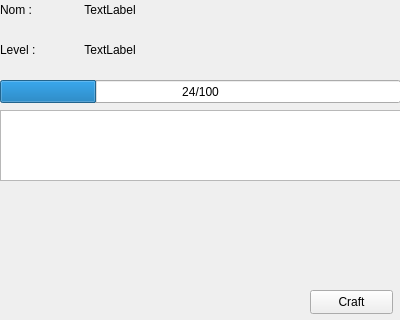
Above: MMO/Res/jobview.ui from maresc-g/linumon before the change. Below: the same form after it.
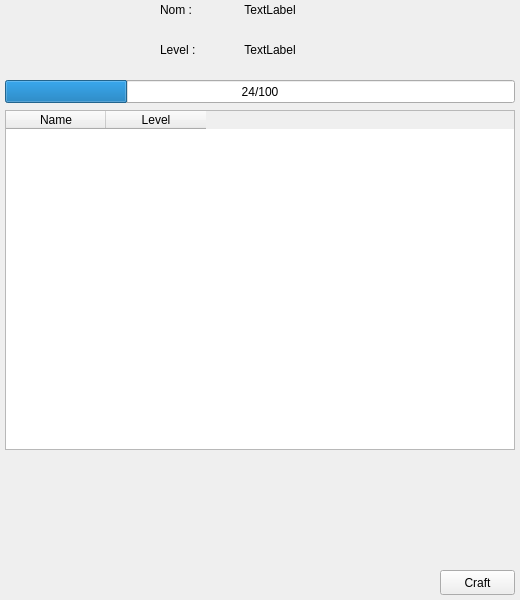
That is the form after the change.

Commit message: change a lot of things in job and craft

```diff
--- a/MMO/Res/jobview.ui
+++ b/MMO/Res/jobview.ui
@@ -6,8 +6,8 @@
    <rect>
     <x>0</x>
     <y>0</y>
-    <width>400</width>
-    <height>320</height>
+    <width>520</width>
+    <height>600</height>
    </rect>
   </property>
   <property name="windowTitle">
@@ -16,7 +16,7 @@
   <widget class="QLabel" name="label">
    <property name="geometry">
     <rect>
-     <x>0</x>
+     <x>160</x>
      <y>0</y>
      <width>60</width>
      <height>20</height>
@@ -29,7 +29,7 @@
   <widget class="QLabel" name="l_name">
    <property name="geometry">
     <rect>
-     <x>60</x>
+     <x>220</x>
      <y>0</y>
      <width>100</width>
      <height>20</height>
@@ -42,23 +42,13 @@
     <set>Qt::AlignCenter</set>
    </property>
   </widget>
-  <widget class="QListView" name="listView">
-   <property name="geometry">
-    <rect>
-     <x>0</x>
-     <y>110</y>
-     <width>401</width>
-     <height>71</height>
-    </rect>
-   </property>
-  </widget>
   <widget class="QPushButton" name="b_craft">
    <property name="geometry">
     <rect>
-     <x>310</x>
-     <y>290</y>
-     <width>83</width>
-     <height>24</height>
+     <x>440</x>
+     <y>570</y>
+     <width>75</width>
+     <height>25</height>
     </rect>
    </property>
    <property name="text">
@@ -68,9 +58,9 @@
   <widget class="QProgressBar" name="progressBar">
    <property name="geometry">
     <rect>
-     <x>0</x>
+     <x>5</x>
      <y>80</y>
-     <width>401</width>
+     <width>510</width>
      <height>23</height>
     </rect>
    </property>
@@ -87,7 +77,7 @@
   <widget class="QLabel" name="label_2">
    <property name="geometry">
     <rect>
-     <x>0</x>
+     <x>160</x>
      <y>40</y>
      <width>60</width>
      <height>20</height>
@@ -100,7 +90,7 @@
   <widget class="QLabel" name="l_level">
    <property name="geometry">
     <rect>
-     <x>60</x>
+     <x>220</x>
      <y>40</y>
      <width>100</width>
      <height>20</height>
@@ -113,6 +103,53 @@
     <set>Qt::AlignCenter</set>
    </property>
   </widget>
+  <widget class="QTableWidget" name="tw_crafts">
+   <property name="geometry">
+    <rect>
+     <x>5</x>
+     <y>110</y>
+     <width>510</width>
+     <height>340</height>
+    </rect>
+   </property>
+   <property name="editTriggers">
+    <set>QAbstractItemView::NoEditTriggers</set>
+   </property>
+   <property name="selectionMode">
+    <enum>QAbstractItemView::SingleSelection</enum>
+   </property>
+   <property name="selectionBehavior">
+    <enum>QAbstractItemView::SelectRows</enum>
+   </property>
+   <property name="showGrid">
+    <bool>true</bool>
+   </property>
+   <property name="gridStyle">
+    <enum>Qt::SolidLine</enum>
+   </property>
+   <property name="wordWrap">
+    <bool>true</bool>
+   </property>
+   <attribute name="verticalHeaderVisible">
+    <bool>false</bool>
+   </attribute>
+   <column>
+    <property name="text">
+     <string>Name</string>
+    </property>
+    <property name="textAlignment">
+     <set>AlignHCenter|AlignVCenter|AlignCenter</set>
+    </property>
+   </column>
+   <column>
+    <property name="text">
+     <string>Level</string>
+    </property>
+    <property name="textAlignment">
+     <set>AlignHCenter|AlignVCenter|AlignCenter</set>
+    </property>
+   </column>
+  </widget>
  </widget>
  <resources/>
  <connections/>
```
Left out of the diff: 2 changed lines with no effect on the pictures. The commit also changes 12 other files.
